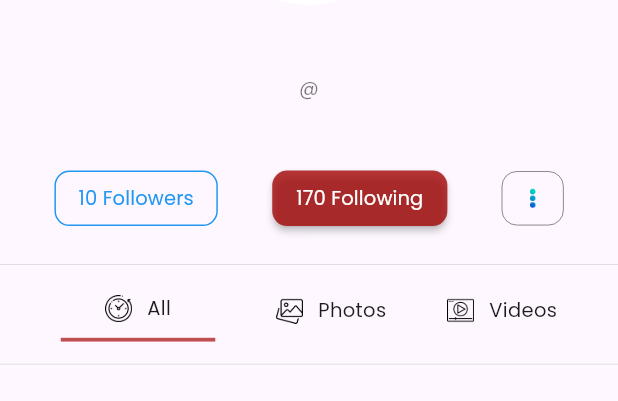
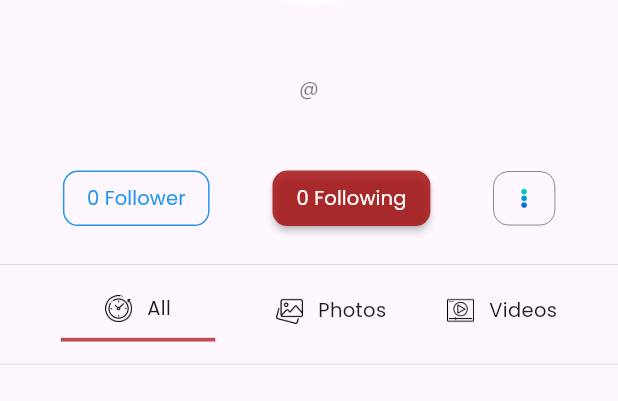
Before and after one commit to Wave-2024/Wave, a Flutter app: the OtherProfile widget shown alone on an empty page, opened directly with empty values, on a phone screen of 412 x 824 dp, the part 366-767 px from its top. Run offline on Flutter 3.47's test engine with Material 3 defaults, Android fonts, the phone set to English and light mode, and no system bars; our stand-ins replace cached_network_image, cloud_firestore, device_info_plus, firebase_auth, firebase_core, firebase_storage and 7 more; accounts and stored records are empty.

Commit message:
[feat] : display number of followers/following on self profile and other profile screen

```diff
--- a/lib/view/screens/ProfileScreen/other_profile.dart
+++ b/lib/view/screens/ProfileScreen/other_profile.dart
@@ -224,7 +224,8 @@ class _OtherProfileState extends State<OtherProfile> {
                           side: const BorderSide(
                               color: Colors.blue), // Border color
                         ),
-                        child: Text('10 Followers',
+                        child: Text(
+                            '${otherUser.followers.length}${(otherUser.followers.length > 1) ? ' Followers' : ' Follower'}',
                             style: TextStyle(
                                 color: Colors.blue,
                                 fontFamily: CustomFont.poppins,
@@ -233,14 +234,14 @@ class _OtherProfileState extends State<OtherProfile> {
                       MaterialButton(
                         height: displayHeight(context) * 0.045,
                         onPressed: () {
-                          printInfo(info: "tapped to follow");
+                          printInfo(info: "tapped to follfgodfdfw");
                         },
                         shape: RoundedRectangleBorder(
                           borderRadius: BorderRadius.circular(10.0),
                           // Border color
                         ),
                         color: CustomColor.primaryColor.withOpacity(0.8),
-                        child: Text('170 Following',
+                        child: Text('${otherUser.following.length} Following',
                             style: TextStyle(
                                 color: Colors.white,
                                 fontFamily: CustomFont.poppins,
--- a/lib/view/screens/ProfileScreen/self_profile.dart
+++ b/lib/view/screens/ProfileScreen/self_profile.dart
@@ -163,7 +163,8 @@ class SelfProfile extends StatelessWidget {
                             side: const BorderSide(
                                 color: Colors.blue), // Border color
                           ),
-                          child: Text('10C Followers',
+                          child: Text(
+                              '${userDataController.user!.followers.length}${(userDataController.user!.followers.length > 1) ? ' Followers' : ' Follower'}',
                               style: TextStyle(
                                   color: Colors.blue,
                                   fontFamily: CustomFont.poppins,
@@ -179,7 +180,8 @@ class SelfProfile extends StatelessWidget {
                             // Border color
                           ),
                           color: CustomColor.primaryColor.withOpacity(0.8),
-                          child: Text('170 Following',
+                          child: Text(
+                              '${userDataController.user!.following.length} Following',
                               style: TextStyle(
                                   color: Colors.white,
                                   fontFamily: CustomFont.poppins,
```
